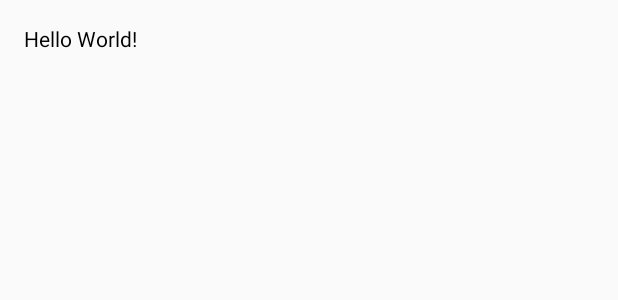
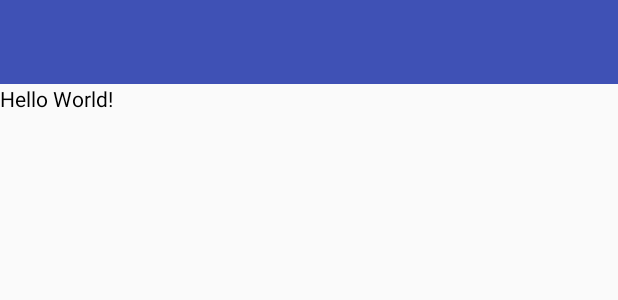
Before and after one commit to cxmmxc/FutusEduStory, an Android app: the layout activity_main.xml on its own in the app's theme, with its tools: preview values and no code run, on a phone screen of 412 x 824 dp. Shown: the top 300 px of the screen. Run offline under Robolectric (Android 15) with nearby library versions, the phone set to English and light mode, and no system bars.

```diff
--- a/app/src/main/AndroidManifest.xml
+++ b/app/src/main/AndroidManifest.xml
@@ -9,7 +9,9 @@
         android:label="@string/app_name"
         android:supportsRtl="true"
         android:theme="@style/AppTheme" >
-        <activity android:name=".MainActivity" >
+        <activity android:name=".MainActivity"
+            android:theme="@style/Theme.AppCompat.Light.NoActionBar"
+            >
             <intent-filter>
                 <action android:name="android.intent.action.MAIN" />
 
--- a/app/src/main/res/layout/activity_main.xml
+++ b/app/src/main/res/layout/activity_main.xml
@@ -1,13 +1,15 @@
 <?xml version="1.0" encoding="utf-8"?>
-<RelativeLayout xmlns:android="http://schemas.android.com/apk/res/android"
+<LinearLayout xmlns:android="http://schemas.android.com/apk/res/android"
     xmlns:tools="http://schemas.android.com/tools"
     android:layout_width="match_parent"
     android:layout_height="match_parent"
-    android:paddingBottom="@dimen/activity_vertical_margin"
-    android:paddingLeft="@dimen/activity_horizontal_margin"
-    android:paddingRight="@dimen/activity_horizontal_margin"
-    android:paddingTop="@dimen/activity_vertical_margin"
-    tools:context=".MainActivity">
+    android:orientation="vertical">
+    <android.support.v7.widget.Toolbar
+        android:id="@+id/main_toobar"
+        android:layout_width="match_parent"
+        android:layout_height="wrap_content"
+        android:background="@color/colorPrimary"
+        />
 
     <TextView
         android:id="@+id/textview"
@@ -16,4 +18,4 @@
         android:text="Hello World!"
         android:textColor="@android:color/black"
         />
-</RelativeLayout>
+</LinearLayout>
--- a/app/src/main/res/values/styles.xml
+++ b/app/src/main/res/values/styles.xml
@@ -1,7 +1,7 @@
 <resources>
 
     <!-- Base application theme. -->
-    <style name="AppTheme" parent="Theme.AppCompat.Light.DarkActionBar">
+    <style name="AppTheme" parent="Theme.AppCompat.Light">
         <!-- Customize your theme here. -->
         <item name="colorPrimary">@color/colorPrimary</item>
         <item name="colorPrimaryDark">@color/colorPrimaryDark</item>
```
Also changed, not shown: app/src/main/java/com/terry/MainActivity.java (+82 -10 lines), app/src/main/res/layout/index_layout.xml (added, +7 -0 lines), app/src/main/res/mipmap-xhdpi/load_default.png (added), 1 other file.
